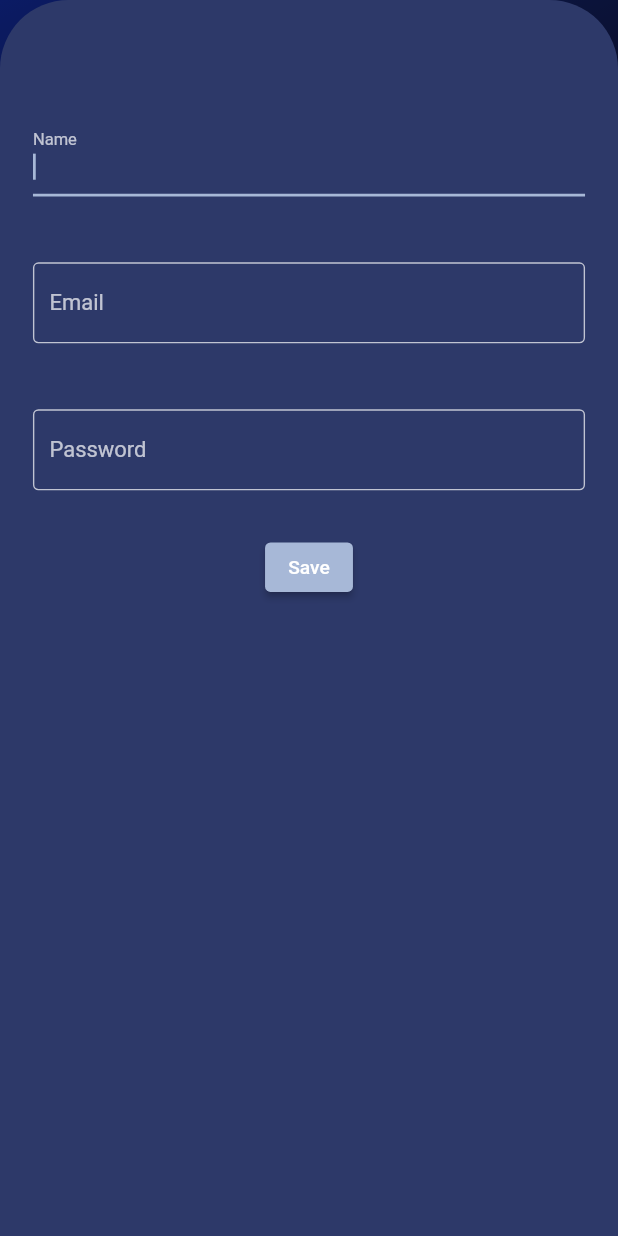
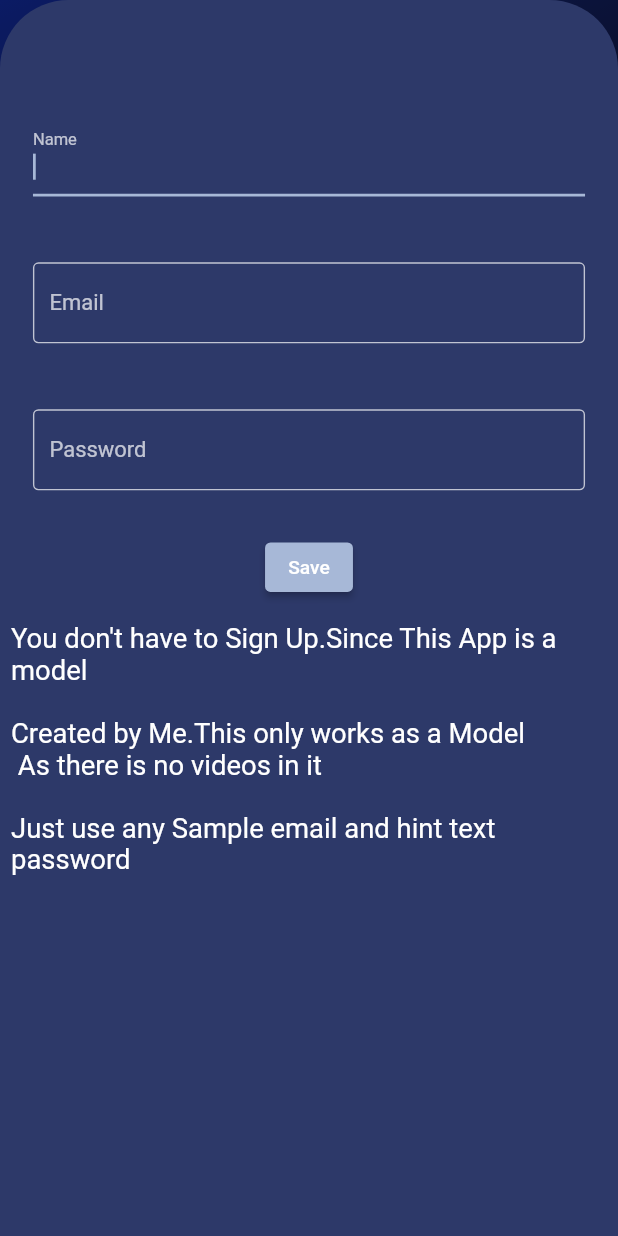
Before and after one commit to Karthi981/battlevids, a Flutter app: the screen it shows after launch, after a tap on "Login", after a tap on "Sign Up?", on a phone screen of 412 x 824 dp. Run offline on Flutter 3.47's test engine with Material 2 defaults, Android fonts, the phone set to English and light mode, and no system bars; our stand-ins replace animated_splash_screen, carousel_slider, dots_indicator, flick_video_player, fluttertoast, get and 6 more; missing offline and left inert: image_picker_gallery_camera.

Commit message:
updated at 8/09/2023

```diff
--- a/lib/ott.dart
+++ b/lib/ott.dart
@@ -1,7 +1,6 @@
 
 
 import 'package:battlevids/bottom.dart';
-import 'package:battlevids/ott1.dart';
 import 'package:flutter/material.dart';
 import 'package:get/get.dart';
 import 'package:get/get_core/src/get_main.dart';
@@ -86,6 +85,15 @@
     ),
         Padding(padding: EdgeInsets.only(bottom: MediaQuery.of(context).viewInsets.bottom )
         ),
+        Center(
+          child: Padding(
+            padding: const EdgeInsets.all(8.0),
+            child: Text("You don't have to Sign Up.Since This App is a model\n\n"
+                "Created by Me.This only works as a Model\n As there is no videos in it\n\n"
+                "Just use any Sample email and hint text password" ,
+            style: TextStyle(color: Colors.white,fontSize: 20),),
+          ),
+        )
     ],
       ),
       );
@@ -167,6 +175,8 @@
                                   return null;
                                 },
                                 decoration: const InputDecoration(
+                                  hintText: 'example@gmail.com',
+                                  hintStyle: TextStyle(color: Colors.white),
                                   errorStyle: TextStyle(fontSize: 16),
                                   prefixIcon: Icon(Icons.person, color: Colors.white70),
                                   focusedBorder: OutlineInputBorder(borderSide: BorderSide(color: Colors.white70)),
@@ -196,6 +206,8 @@
                                   return null;
                                 },
                                 decoration: const InputDecoration(
+                                  hintText: 'Qwerty123',
+                                  hintStyle: TextStyle(color: Colors.white),
                                   errorStyle: TextStyle(fontSize: 16),
                                   focusedBorder: OutlineInputBorder(borderSide: BorderSide(color: Colors.white70)),
                                   enabledBorder: OutlineInputBorder(
--- a/lib/profile.dart
+++ b/lib/profile.dart
@@ -1,4 +1,3 @@
-
 
 import 'package:battlevids/profilenew.dart';
 import 'package:battlevids/theme.dart';
@@ -371,7 +370,7 @@
                 ]
             ),
           ),
-    )
+    ),
       )
       );
   }
--- a/lib/profilenew.dart
+++ b/lib/profilenew.dart
@@ -1,3 +1,5 @@
+
+import 'dart:io';
 
 import 'package:flutter/material.dart';
 import 'package:image_picker_gallery_camera/image_picker_gallery_camera.dart';
@@ -122,7 +124,7 @@
                     child: Center(
                       child: ClipOval(
                        child:SizedBox.fromSize(size: Size.fromRadius(100),
-                        child: _image!=null ?  Image.file(_image.path,fit: BoxFit.cover,) : Image(image: AssetImage("assets/profile.jpg"),fit:BoxFit.cover,),
+                        child: _image!=null ?  Image.file(File(_image.path),fit: BoxFit.cover,) : Image(image: AssetImage("assets/profile.jpg"),fit:BoxFit.cover,),
                       ),
                     ),
                   ),
```
Also changed, not shown: 2 other files.
